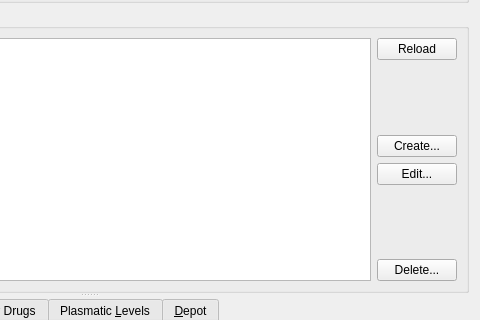
Old version of the form surveyform.ui in the repository johanneslochmann/datacollector; both pictures show x 303 to 783 and y 99 to 419 of the 783 by 684 pixel window.
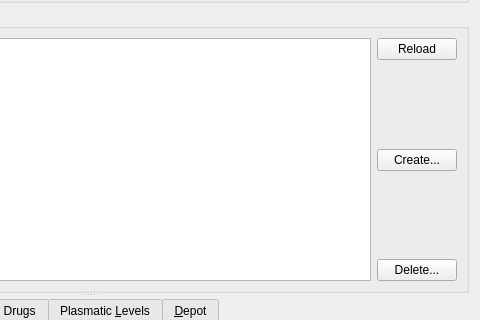
New version of the form. The open tabs and pages were chosen to show the change.

Commit message: actually connect password edit to passwordChanged slot

What changed in the file:
```diff
--- a/surveyform.ui
+++ b/surveyform.ui
@@ -105,13 +105,6 @@
               </property>
              </widget>
             </item>
-            <item>
-             <widget class="QPushButton" name="editSurveyW">
-              <property name="text">
-               <string>Edit...</string>
-              </property>
-             </widget>
-            </item>
             <item>
              <spacer name="verticalSpacer_3">
               <property name="orientation">
```
Left out of the diff: 2 changed lines with no effect on the pictures. The commit also changes 1 other file.
